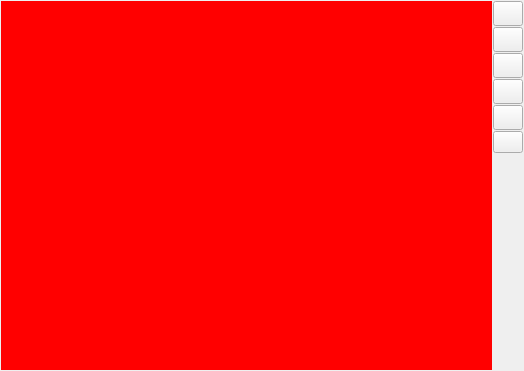
bshawk/vdc, file vdc/main/vscview.ui: the form before one commit.
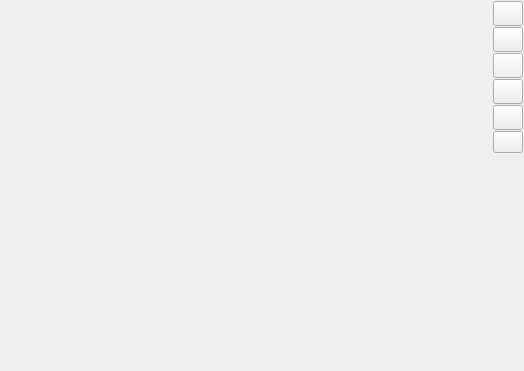
The form after the commit. Icons and pictures are not drawn.

```diff
--- a/vdc/main/vscview.ui
+++ b/vdc/main/vscview.ui
@@ -36,10 +36,10 @@
    <item row="0" column="0">
     <widget class="QWidget" name="widget" native="true">
      <property name="autoFillBackground">
-      <bool>false</bool>
+      <bool>true</bool>
      </property>
      <property name="styleSheet">
-      <string notr="true">background-color:red</string>
+      <string notr="true"/>
      </property>
     </widget>
    </item>
```
